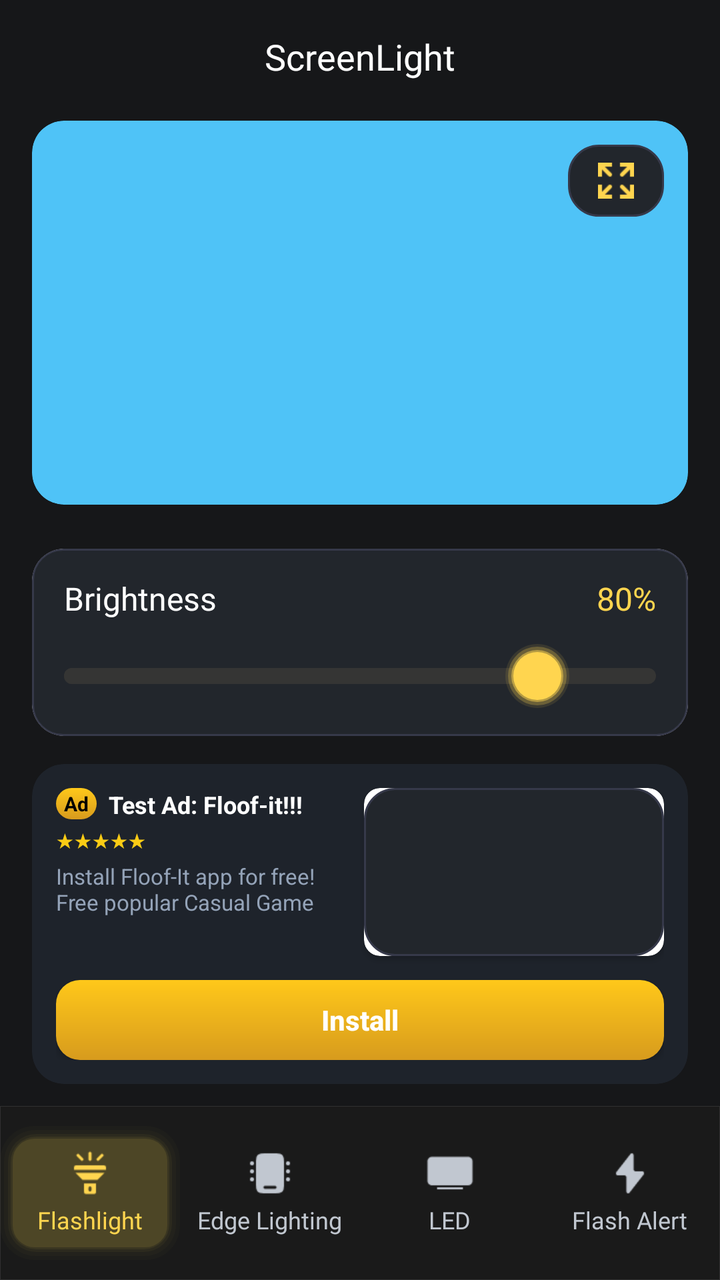
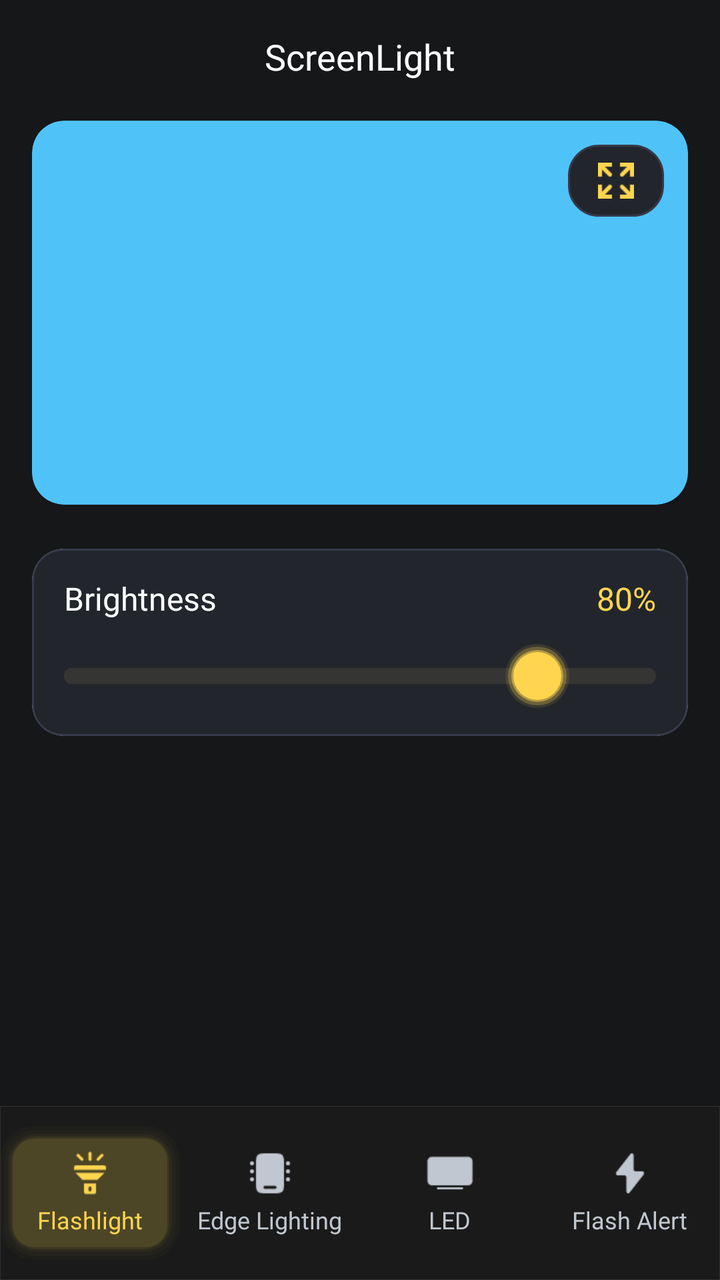

The first picture is an Android layout as it rendered before a commit; the second is the same layout after the commit. The layout source and the unified diff follow.
<!-- AndroidManifest.xml: application theme Theme.Flashlight -->
<!-- res/layout/fragment_screen_light.xml -->
<?xml version="1.0" encoding="utf-8"?>
<androidx.constraintlayout.widget.ConstraintLayout
    xmlns:android="http://schemas.android.com/apk/res/android"
    xmlns:app="http://schemas.android.com/apk/res-auto"
    xmlns:tools="http://schemas.android.com/tools"
    android:layout_width="match_parent"
    android:layout_height="match_parent"
    android:background="#161719">

    
    <TextView
        android:id="@+id/tvTitle"
        android:layout_width="wrap_content"
        android:layout_height="wrap_content"
        android:layout_marginTop="16dp"
        android:text="ScreenLight"
        android:textColor="#FFFFFF"
        android:textSize="18sp"
        android:fontFamily="@font/plus_jakarta_sans_semibold"
        app:layout_constraintEnd_toEndOf="parent"
        app:layout_constraintStart_toStartOf="parent"
        app:layout_constraintTop_toTopOf="parent" />

    
    <androidx.cardview.widget.CardView
        android:id="@+id/cardColorPreview"
        android:layout_width="0dp"
        android:layout_height="192dp"
        android:layout_marginStart="16dp"
        android:layout_marginTop="20dp"
        android:layout_marginEnd="16dp"
        app:cardBackgroundColor="@color/blue"
        app:cardCornerRadius="16dp"
        app:cardElevation="0dp"
        app:layout_constraintEnd_toEndOf="parent"
        app:layout_constraintStart_toStartOf="parent"
        app:layout_constraintTop_toBottomOf="@id/tvTitle">

        <FrameLayout
            android:layout_width="match_parent"
            android:layout_height="match_parent">

            
            <ImageView
                android:id="@+id/btnFullScreen"
                android:layout_width="48dp"
                android:layout_height="36dp"
                android:layout_gravity="top|end"
                android:layout_margin="12dp"
                android:background="@drawable/bg_no_internet_card"
                android:padding="9dp"
                android:src="@drawable/ic_zoom_vector"/>
        </FrameLayout>
    </androidx.cardview.widget.CardView>

    
    <androidx.cardview.widget.CardView
        android:id="@+id/cardBrightness"
        android:layout_width="0dp"
        android:layout_height="wrap_content"
        android:layout_marginStart="16dp"
        android:layout_marginTop="22dp"
        android:layout_marginEnd="16dp"
        app:cardCornerRadius="16dp"
        app:cardElevation="0dp"
        app:layout_constraintEnd_toEndOf="parent"
        app:layout_constraintStart_toStartOf="parent"
        app:layout_constraintTop_toBottomOf="@id/cardColorPreview">

        <androidx.constraintlayout.widget.ConstraintLayout
            android:layout_width="match_parent"
            android:layout_height="wrap_content"
            android:background="@drawable/bg_no_internet_card"
            android:paddingHorizontal="16dp"
            android:paddingVertical="14dp">

            <TextView
                android:id="@+id/tvBrightnessLabel"
                android:layout_width="wrap_content"
                android:layout_height="wrap_content"
                android:fontFamily="@font/plus_jakarta_sans_medium"
                android:text="Brightness"
                android:textColor="#FFFFFF"
                android:textSize="16sp"
                app:layout_constraintStart_toStartOf="parent"
                app:layout_constraintTop_toTopOf="parent" />

            <TextView
                android:id="@+id/tvBrightnessValue"
                android:layout_width="wrap_content"
                android:layout_height="wrap_content"
                android:fontFamily="@font/plus_jakarta_sans_medium"
                android:text="80%"
                android:textColor="#FFD54F"
                android:textSize="16sp"
                app:layout_constraintEnd_toEndOf="parent"
                app:layout_constraintTop_toTopOf="parent" />

            <androidx.appcompat.widget.AppCompatSeekBar
                android:id="@+id/sbBrightness"
                android:layout_width="0dp"
                android:layout_height="32dp"
                android:layout_marginTop="12dp"
                android:max="100"
                android:minHeight="8dp"
                android:maxHeight="8dp"
                android:paddingStart="0dp"
                android:paddingEnd="0dp"
                android:progress="80"
                android:progressDrawable="@drawable/bg_brightness_seekbar_track"
                android:splitTrack="false"
                android:thumb="@drawable/bg_brightness_thumb"
                app:layout_constraintEnd_toEndOf="parent"
                app:layout_constraintStart_toStartOf="parent"
                app:layout_constraintTop_toBottomOf="@id/tvBrightnessLabel" />
        </androidx.constraintlayout.widget.ConstraintLayout>
    </androidx.cardview.widget.CardView>

    
    <androidx.cardview.widget.CardView
        android:id="@+id/cardNativeAd"
        android:layout_width="0dp"
        android:layout_height="wrap_content"
        android:layout_marginStart="16dp"
        android:layout_marginTop="14dp"
        android:layout_marginEnd="16dp"
        app:cardBackgroundColor="#1E232B"
        app:cardCornerRadius="16dp"
        app:cardElevation="0dp"
        app:layout_constraintEnd_toEndOf="parent"
        app:layout_constraintStart_toStartOf="parent"
        app:layout_constraintTop_toBottomOf="@id/cardBrightness">

        <androidx.constraintlayout.widget.ConstraintLayout
            android:layout_width="match_parent"
            android:layout_height="wrap_content"
            android:padding="12dp">

            <TextView
                android:id="@+id/tvAdBadge"
                android:layout_width="wrap_content"
                android:layout_height="wrap_content"
                android:background="@drawable/bg_yelllow_btn"
                android:paddingHorizontal="4dp"
                android:paddingVertical="1dp"
                android:text="Ad"
                android:textColor="#000000"
                android:textSize="10sp"
                android:textStyle="bold"
                app:layout_constraintStart_toStartOf="parent"
                app:layout_constraintTop_toTopOf="parent" />

            <TextView
                android:id="@+id/tvAdHeadline"
                android:layout_width="0dp"
                android:layout_height="wrap_content"
                android:layout_marginStart="6dp"
                android:layout_marginEnd="8dp"
                android:ellipsize="end"
                android:maxLines="1"
                android:text="Test Ad: Floof-it!!!"
                android:textColor="#FFFFFF"
                android:textSize="12sp"
                android:textStyle="bold"
                app:layout_constraintBottom_toBottomOf="@id/tvAdBadge"
                app:layout_constraintEnd_toStartOf="@id/ivAdMedia"
                app:layout_constraintStart_toEndOf="@id/tvAdBadge"
                app:layout_constraintTop_toTopOf="@id/tvAdBadge" />

            <TextView
                android:id="@+id/tvAdRating"
                android:layout_width="0dp"
                android:layout_height="wrap_content"
                android:layout_marginTop="3dp"
                android:text="★★★★★"
                android:textColor="#FACC15"
                android:textSize="10sp"
                app:layout_constraintEnd_toEndOf="@id/tvAdHeadline"
                app:layout_constraintStart_toStartOf="parent"
                app:layout_constraintTop_toBottomOf="@id/tvAdBadge" />

            <TextView
                android:id="@+id/tvAdBody"
                android:layout_width="0dp"
                android:layout_height="wrap_content"
                android:layout_marginTop="4dp"
                android:ellipsize="end"
                android:maxLines="3"
                android:text="Install Floof-It app for free!\nFree popular Casual Game"
                android:textColor="#94A3B8"
                android:textSize="11sp"
                app:layout_constraintEnd_toEndOf="@id/tvAdHeadline"
                app:layout_constraintStart_toStartOf="parent"
                app:layout_constraintTop_toBottomOf="@id/tvAdRating" />

            <androidx.cardview.widget.CardView
                android:id="@+id/ivAdMedia"
                android:layout_width="150dp"
                android:layout_height="84dp"
                app:cardCornerRadius="8dp"
                app:layout_constraintEnd_toEndOf="parent"
                app:layout_constraintTop_toTopOf="parent">

                <ImageView
                    android:layout_width="match_parent"
                    android:layout_height="match_parent"
                    android:scaleType="centerCrop"
                    android:src="@drawable/bg_no_internet_card" />
            </androidx.cardview.widget.CardView>

            <androidx.appcompat.widget.AppCompatButton
                android:id="@+id/btnAdCta"
                android:layout_width="match_parent"
                android:layout_height="40dp"
                android:layout_marginTop="12dp"
                android:background="@drawable/bg_yelllow_btn"
                android:text="Install"
                android:textAllCaps="false"
                android:textColor="#FFFFFF"
                android:textSize="14sp"
                android:textStyle="bold"
                app:layout_constraintTop_toBottomOf="@id/ivAdMedia" />
        </androidx.constraintlayout.widget.ConstraintLayout>
    </androidx.cardview.widget.CardView>

    
    <include
        android:id="@+id/layoutBottomNav"
        layout="@layout/layout_bottom_navigation"
        android:layout_width="match_parent"
        android:layout_height="wrap_content"
        app:layout_constraintBottom_toBottomOf="parent" />

</androidx.constraintlayout.widget.ConstraintLayout>
<!-- res/layout/layout_bottom_navigation.xml (included above) -->
<?xml version="1.0" encoding="utf-8"?>
<LinearLayout xmlns:android="http://schemas.android.com/apk/res/android"
    xmlns:app="http://schemas.android.com/apk/res-auto"
    xmlns:tools="http://schemas.android.com/tools"
    android:layout_width="match_parent"
    android:layout_height="wrap_content"
    android:clipChildren="false"
    android:clipToPadding="false"
    android:orientation="vertical">

    
    <LinearLayout
        android:id="@+id/layoutBottomNav"
        android:layout_width="match_parent"
        android:layout_height="87dp"
        android:background="@drawable/bg_navigation"
        android:clipChildren="false"
        android:clipToPadding="false"
        android:gravity="center_vertical"
        android:orientation="horizontal"
        android:weightSum="4"
        tools:ignore="MissingConstraints">

        
        <LinearLayout
            android:id="@+id/btnNavFlashlight"
            android:layout_width="0dp"
            android:layout_height="67dp"
            android:layout_weight="1"
            android:background="@drawable/bg_btn_flash_navigation"
            android:clickable="true"
            android:focusable="true"
            android:gravity="center"
            android:orientation="vertical">

            <ImageView
                android:id="@+id/ivNavFlashlight"
                android:layout_width="24dp"
                android:layout_height="24dp"
                android:src="@drawable/ic_navigation_flash"
                app:tint="@color/bg_yellow_switch" />

            <TextView
                android:id="@+id/tvNavFlashlight"
                android:layout_width="wrap_content"
                android:layout_height="wrap_content"
                android:layout_marginTop="3dp"
                android:fontFamily="@font/plus_jakarta_sans_medium"
                android:text="Flashlight"
                android:textColor="@color/bg_yellow_switch"
                android:textSize="12sp" />
        </LinearLayout>

        
        <LinearLayout
            android:id="@+id/btnNavScreenLight"
            android:layout_width="0dp"
            android:layout_height="67dp"
            android:layout_weight="1"
            android:clickable="true"
            android:focusable="true"
            android:gravity="center"
            android:orientation="vertical">

            <ImageView
                android:id="@+id/ivNavScreenLight"
                android:layout_width="24dp"
                android:layout_height="24dp"
                android:src="@drawable/ic_navigation_edge"
                app:tint="@color/bg_no_select_btn" />

            <TextView
                android:id="@+id/tvNavScreenLight"
                android:layout_width="wrap_content"
                android:layout_height="wrap_content"
                android:layout_marginTop="3dp"
                android:fontFamily="@font/plus_jakarta_sans_medium"
                android:text="Edge Lighting"
                android:textColor="@color/bg_no_select_btn"
                android:textSize="12sp" />
        </LinearLayout>

        
        <LinearLayout
            android:id="@+id/btnNavLed"
            android:layout_width="0dp"
            android:layout_height="67dp"
            android:layout_weight="1"
            android:clickable="true"
            android:focusable="true"
            android:gravity="center"
            android:orientation="vertical">

            <ImageView
                android:id="@+id/ivNavLed"
                android:layout_width="24dp"
                android:layout_height="24dp"
                android:src="@drawable/ic_navigation_led"
                app:tint="@color/bg_no_select_btn" />

            <TextView
                android:id="@+id/tvNavLed"
                android:layout_width="wrap_content"
                android:layout_height="wrap_content"
                android:layout_marginTop="3dp"
                android:fontFamily="@font/plus_jakarta_sans_medium"
                android:text="LED"
                android:textColor="@color/bg_no_select_btn"
                android:textSize="12sp" />
        </LinearLayout>

        
        <LinearLayout
            android:id="@+id/btnNavSettings"
            android:layout_width="0dp"
            android:layout_height="67dp"
            android:layout_weight="1"
            android:clickable="true"
            android:focusable="true"
            android:gravity="center"
            android:orientation="vertical">

            <ImageView
                android:id="@+id/ivNavSettings"
                android:layout_width="24dp"
                android:layout_height="24dp"
                android:src="@drawable/ic_navigation_flash_alert"
                app:tint="@color/bg_no_select_btn" />

            <TextView
                android:id="@+id/tvNavSettings"
                android:layout_width="wrap_content"
                android:layout_height="wrap_content"
                android:layout_marginTop="3dp"
                android:fontFamily="@font/plus_jakarta_sans_medium"
                android:text="Flash Alert"
                android:textColor="@color/bg_no_select_btn"
                android:textSize="12sp" />
        </LinearLayout>
    </LinearLayout>

</LinearLayout>
<!-- resources referenced by this layout -->
<resources>
  <color name="bg_no_select_btn">#FFC1C7D0</color>
  <color name="bg_yellow_switch">#FFFFD54F</color>
  <color name="blue">#4FC3F7</color>
  <!-- drawable bg_brightness_seekbar_track (drawable) -->
  <?xml version="1.0" encoding="utf-8"?>
  <layer-list xmlns:android="http://schemas.android.com/apk/res/android">
  
      
      <item android:id="@android:id/background">
          <shape android:shape="rectangle">
              <size android:height="8dp" />
              <corners android:radius="4dp" />
              <solid android:color="#353534" />
          </shape>
      </item>
  
      
      <item android:id="@android:id/progress">
          <clip>
              <shape android:shape="rectangle">
                  <size android:height="8dp" />
                  <corners android:radius="4dp" />
                  <solid android:color="#353534" />
              </shape>
          </clip>
      </item>
  
  </layer-list>
  <!-- drawable bg_navigation (drawable) -->
  <?xml version="1.0" encoding="utf-8"?>
  <shape xmlns:android="http://schemas.android.com/apk/res/android">
  
      <solid android:color="#CC1C1B1B" />
  
      <stroke
          android:width="0.92px"
          android:color="#1AFFFFFF" />
  
  </shape>
  <!-- drawable bg_no_internet_card (drawable) -->
  <?xml version="1.0" encoding="utf-8"?>
  <shape xmlns:android="http://schemas.android.com/apk/res/android"
      android:shape="rectangle">
  
      
      <solid android:color="#22262C" />
  
      
      <corners android:radius="15dp"/>
  
      <stroke
          android:color="#36394A"
          android:width="1dp"/>
  
  </shape>
  <!-- drawable bg_yelllow_btn (drawable) -->
  <?xml version="1.0" encoding="utf-8"?>
  <shape xmlns:android="http://schemas.android.com/apk/res/android">
      <gradient
          android:angle="270"
          android:startColor="#FFFFC81A"
          android:endColor="#FFD79B1D" />
  
      <corners android:radius="12dp"/>
  </shape>
  <style name="Theme.Flashlight" parent="Theme.MaterialComponents.DayNight.NoActionBar">
          
          <item name="colorPrimary">@color/purple_500</item>
          <item name="colorPrimaryVariant">@color/purple_700</item>
          <item name="colorOnPrimary">@color/white</item>
          
          <item name="colorSecondary">@color/teal_200</item>
          <item name="colorSecondaryVariant">@color/teal_700</item>
          <item name="colorOnSecondary">@color/black</item>
          
          <item name="android:statusBarColor">@android:color/transparent</item>
          <item name="android:navigationBarColor">@android:color/transparent</item>
          <item name="android:windowLightStatusBar">false</item>
      </style>
  <color name="yellow_bg_btn_navigation">#1AFFD54F</color>
  <color name="purple_500">#FF6200EE</color>
  <color name="purple_700">#FF3700B3</color>
  <color name="white">#FFFFFFFF</color>
  <color name="teal_200">#FF03DAC5</color>
  <color name="teal_700">#FF018786</color>
  <color name="black">#FF000000</color>
  <!-- unchanged entries left out for length: 7 -->
</resources>

<!-- the commit's change to res/layout/fragment_screen_light.xml (unified diff, before → after) -->
@@ -117,111 +117,27 @@
     </androidx.cardview.widget.CardView>
 
     
-    <androidx.cardview.widget.CardView
-        android:id="@+id/cardNativeAd"
+    <FrameLayout
+        android:id="@+id/nativeAdContainer"
         android:layout_width="0dp"
         android:layout_height="wrap_content"
         android:layout_marginStart="16dp"
-        android:layout_marginTop="14dp"
+        android:layout_marginTop="20dp"
         android:layout_marginEnd="16dp"
-        app:cardBackgroundColor="#1E232B"
-        app:cardCornerRadius="16dp"
-        app:cardElevation="0dp"
+        android:layout_marginBottom="20dp"
+        android:background="@color/transparent"
+        android:visibility="gone"
+        app:layout_constraintBottom_toTopOf="@id/layoutBottomNav"
         app:layout_constraintEnd_toEndOf="parent"
         app:layout_constraintStart_toStartOf="parent"
         app:layout_constraintTop_toBottomOf="@id/cardBrightness">
 
-        <androidx.constraintlayout.widget.ConstraintLayout
+        <include
+            android:id="@+id/shimmerContainerNative"
+            layout="@layout/loading_native_ad_view_collapsible"
             android:layout_width="match_parent"
-            android:layout_height="wrap_content"
-            android:padding="12dp">
-
-            <TextView
-                android:id="@+id/tvAdBadge"
-                android:layout_width="wrap_content"
-                android:layout_height="wrap_content"
-                android:background="@drawable/bg_yelllow_btn"
-                android:paddingHorizontal="4dp"
-                android:paddingVertical="1dp"
-                android:text="Ad"
-                android:textColor="#000000"
-                android:textSize="10sp"
-                android:textStyle="bold"
-                app:layout_constraintStart_toStartOf="parent"
-                app:layout_constraintTop_toTopOf="parent" />
-
-            <TextView
-                android:id="@+id/tvAdHeadline"
-                android:layout_width="0dp"
-                android:layout_height="wrap_content"
-                android:layout_marginStart="6dp"
-                android:layout_marginEnd="8dp"
-                android:ellipsize="end"
-                android:maxLines="1"
-                android:text="Test Ad: Floof-it!!!"
-                android:textColor="#FFFFFF"
-                android:textSize="12sp"
-                android:textStyle="bold"
-                app:layout_constraintBottom_toBottomOf="@id/tvAdBadge"
-                app:layout_constraintEnd_toStartOf="@id/ivAdMedia"
-                app:layout_constraintStart_toEndOf="@id/tvAdBadge"
-                app:layout_constraintTop_toTopOf="@id/tvAdBadge" />
-
-            <TextView
-                android:id="@+id/tvAdRating"
-                android:layout_width="0dp"
-                android:layout_height="wrap_content"
-                android:layout_marginTop="3dp"
-                android:text="★★★★★"
-                android:textColor="#FACC15"
-                android:textSize="10sp"
-                app:layout_constraintEnd_toEndOf="@id/tvAdHeadline"
-                app:layout_constraintStart_toStartOf="parent"
-                app:layout_constraintTop_toBottomOf="@id/tvAdBadge" />
-
-            <TextView
-                android:id="@+id/tvAdBody"
-                android:layout_width="0dp"
-                android:layout_height="wrap_content"
-                android:layout_marginTop="4dp"
-                android:ellipsize="end"
-                android:maxLines="3"
-                android:text="Install Floof-It app for free!\nFree popular Casual Game"
-                android:textColor="#94A3B8"
-                android:textSize="11sp"
-                app:layout_constraintEnd_toEndOf="@id/tvAdHeadline"
-                app:layout_constraintStart_toStartOf="parent"
-                app:layout_constraintTop_toBottomOf="@id/tvAdRating" />
-
-            <androidx.cardview.widget.CardView
-                android:id="@+id/ivAdMedia"
-                android:layout_width="150dp"
-                android:layout_height="84dp"
-                app:cardCornerRadius="8dp"
-                app:layout_constraintEnd_toEndOf="parent"
-                app:layout_constraintTop_toTopOf="parent">
-
-                <ImageView
-                    android:layout_width="match_parent"
-                    android:layout_height="match_parent"
-                    android:scaleType="centerCrop"
-                    android:src="@drawable/bg_no_internet_card" />
-            </androidx.cardview.widget.CardView>
-
-            <androidx.appcompat.widget.AppCompatButton
-                android:id="@+id/btnAdCta"
-                android:layout_width="match_parent"
-                android:layout_height="40dp"
-                android:layout_marginTop="12dp"
-                android:background="@drawable/bg_yelllow_btn"
-                android:text="Install"
-                android:textAllCaps="false"
-                android:textColor="#FFFFFF"
-                android:textSize="14sp"
-                android:textStyle="bold"
-                app:layout_constraintTop_toBottomOf="@id/ivAdMedia" />
-        </androidx.constraintlayout.widget.ConstraintLayout>
-    </androidx.cardview.widget.CardView>
+            android:layout_height="wrap_content" />
+    </FrameLayout>
 
     
     <include
@@ -232,6 +148,119 @@
         app:layout_constraintBottom_toBottomOf="parent" />
 
 </androidx.constraintlayout.widget.ConstraintLayout>
+<!-- res/layout/loading_native_ad_view_collapsible.xml (included above) -->
+<?xml version="1.0" encoding="utf-8"?>
+<com.facebook.shimmer.ShimmerFrameLayout
+    xmlns:android="http://schemas.android.com/apk/res/android"
+    xmlns:app="http://schemas.android.com/apk/res-auto"
+    android:id="@+id/shimmerContainerNative"
+    android:layout_width="match_parent"
+    android:layout_height="wrap_content"
+    android:layout_margin="4dp"
+    android:visibility="visible">
+
+    <com.google.android.material.card.MaterialCardView
+        android:layout_width="match_parent"
+        android:layout_height="wrap_content"
+        app:cardBackgroundColor="#1D1F2B"
+        app:cardCornerRadius="14dp"
+        app:cardElevation="0dp"
+        app:strokeColor="#666D80"
+        app:strokeWidth="1dp">
+
+        <LinearLayout
+            android:layout_width="match_parent"
+            android:layout_height="wrap_content"
+            android:orientation="vertical"
+            android:padding="12dp">
+
+            
+            <View
+                android:id="@+id/mediaView"
+                android:layout_width="match_parent"
+                android:layout_height="120dp"
+                android:background="@color/home_shimmer_color" />
+
+            
+            <LinearLayout
+                android:layout_width="match_parent"
+                android:layout_height="wrap_content"
+                android:layout_marginTop="8dp"
+                android:gravity="center_vertical"
+                android:orientation="horizontal">
+
+                
+                <View
+                    android:id="@+id/ivIcon"
+                    android:layout_width="48dp"
+                    android:layout_height="48dp"
+                    android:background="@color/home_shimmer_color" />
+
+                
+                <LinearLayout
+                    android:layout_width="0dp"
+                    android:layout_height="wrap_content"
+                    android:layout_marginStart="8dp"
+                    android:layout_weight="1"
+                    android:orientation="vertical">
+
+                    
+                    <LinearLayout
+                        android:layout_width="match_parent"
+                        android:layout_height="wrap_content"
+                        android:gravity="center_vertical"
+                        android:orientation="horizontal">
+
+                        
+                        <View
+                            android:id="@+id/tvAdAttribution"
+                            android:layout_width="28dp"
+                            android:layout_height="20dp"
+                            android:background="@color/home_shimmer_color" />
+
+                        
+                        <View
+                            android:id="@+id/tvHeadline"
+                            android:layout_width="0dp"
+                            android:layout_height="14dp"
+                            android:layout_marginStart="6dp"
+                            android:layout_weight="1"
+                            android:background="@color/home_shimmer_color" />
+
+                    </LinearLayout>
+
+                    
+                    <LinearLayout
+                        android:layout_width="match_parent"
+                        android:layout_height="wrap_content"
+                        android:layout_marginTop="6dp"
+                        android:orientation="vertical">
+
+                        <View
+                            android:id="@+id/tvBody"
+                            android:layout_width="match_parent"
+                            android:layout_height="10dp"
+                            android:background="@color/home_shimmer_color" />
+
+                    </LinearLayout>
+
+                </LinearLayout>
+
+            </LinearLayout>
+
+            
+            <View
+                android:id="@+id/btnCallToAction"
+                android:layout_width="match_parent"
+                android:layout_height="44dp"
+                android:layout_marginTop="16dp"
+                android:background="@color/home_shimmer_color" />
+
+        </LinearLayout>
+
+    </com.google.android.material.card.MaterialCardView>
+
+</com.facebook.shimmer.ShimmerFrameLayout>
 <!-- res/layout/layout_bottom_navigation.xml (included above) -->
 <?xml version="1.0" encoding="utf-8"?>
 <LinearLayout xmlns:android="http://schemas.android.com/apk/res/android"
<!-- resource entries referenced after the edit -->
@@ -3,6 +3,8 @@
   <color name="bg_no_select_btn">#FFC1C7D0</color>
   <color name="bg_yellow_switch">#FFFFD54F</color>
   <color name="blue">#4FC3F7</color>
+  <color name="home_shimmer_color">#C3C3C3</color>
+  <color name="transparent">#00000000</color>
   <!-- drawable bg_brightness_seekbar_track (drawable) -->
   <?xml version="1.0" encoding="utf-8"?>
   <layer-list xmlns:android="http://schemas.android.com/apk/res/android">
@@ -55,16 +57,6 @@
           android:width="1dp"/>
   
   </shape>
-  <!-- drawable bg_yelllow_btn (drawable) -->
-  <?xml version="1.0" encoding="utf-8"?>
-  <shape xmlns:android="http://schemas.android.com/apk/res/android">
-      <gradient
-          android:angle="270"
-          android:startColor="#FFFFC81A"
-          android:endColor="#FFD79B1D" />
-  
-      <corners android:radius="12dp"/>
-  </shape>
   <style name="Theme.Flashlight" parent="Theme.MaterialComponents.DayNight.NoActionBar">
           
           <item name="colorPrimary">@color/purple_500</item>
